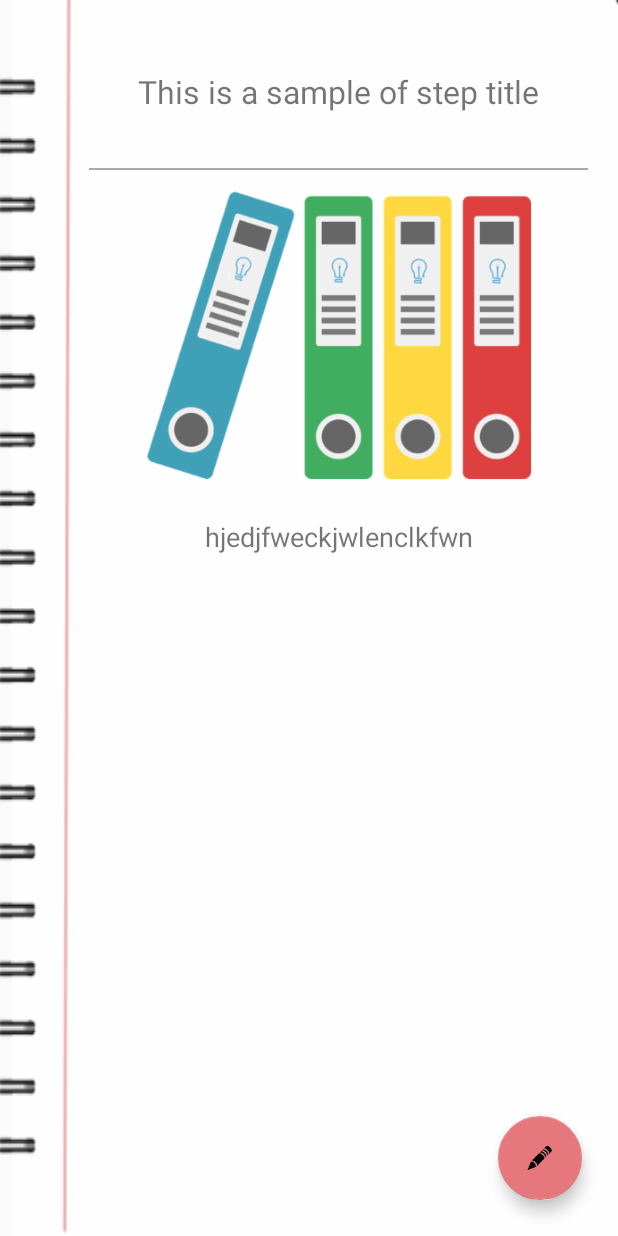
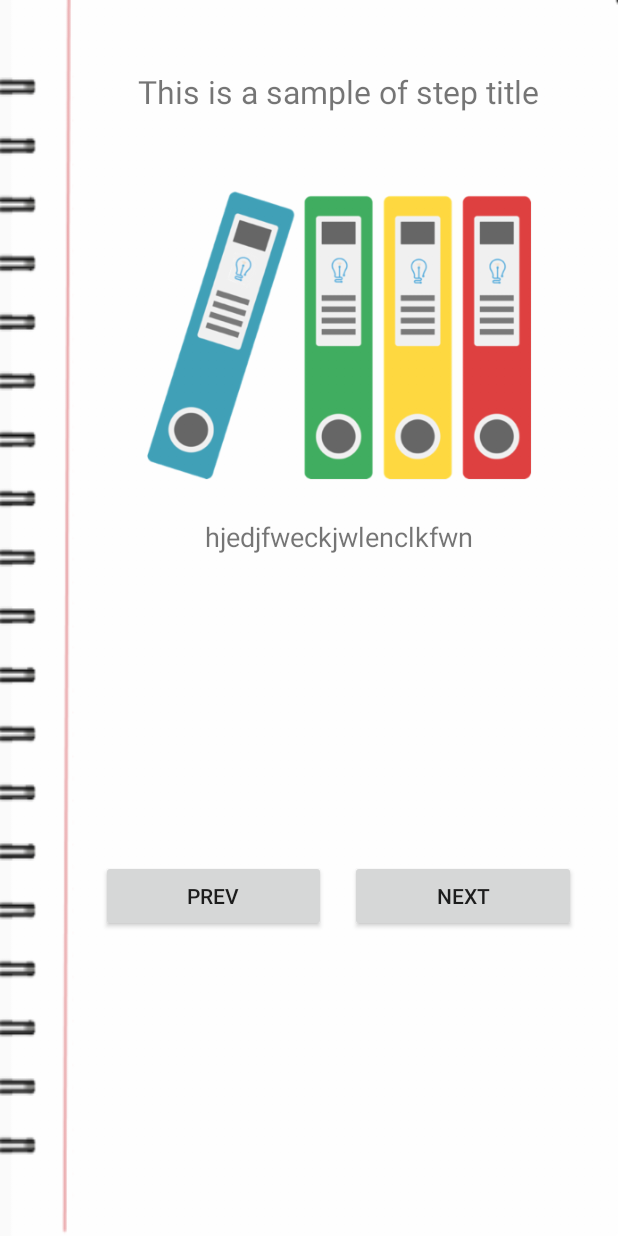
Before and after one commit to ericdgood/My-SOP, an Android app: the layout activity_step.xml on its own in the app's theme, with its tools: preview values and no code run, on a phone screen of 412 x 824 dp. Run offline under Robolectric (Android 15) with nearby library versions, the phone set to English and light mode, and no system bars.

Commit message:
Feat: Removed edit fab from page

```diff
--- a/app/src/main/res/layout/activity_step.xml
+++ b/app/src/main/res/layout/activity_step.xml
@@ -28,17 +28,6 @@
         app:layout_constraintTop_toTopOf="parent"
         tools:text="This is a sample of step title" />
 
-    <View
-        android:layout_width="0dp"
-        android:layout_height="1dp"
-        android:layout_marginLeft="12dp"
-        android:layout_marginRight="12dp"
-        android:background="@android:color/darker_gray"
-        app:layout_constraintBottom_toTopOf="@id/guideline2"
-        app:layout_constraintLeft_toRightOf="@id/guideline"
-        app:layout_constraintRight_toRightOf="parent"/>
-
-
     <ImageView
         android:id="@+id/imageview_step_picture"
         android:layout_width="wrap_content"
@@ -61,15 +50,6 @@
         app:layout_constraintRight_toRightOf="parent"
         app:layout_constraintTop_toBottomOf="@id/imageview_step_picture"/>
 
-    <android.support.design.widget.FloatingActionButton
-        android:id="@+id/fab_step_edit"
-        android:layout_width="wrap_content"
-        android:layout_height="wrap_content"
-        android:layout_margin="16dp"
-        app:layout_constraintBottom_toBottomOf="parent"
-        app:layout_constraintRight_toRightOf="parent"
-        app:srcCompat="@drawable/ic_action_edit"/>
-
     <android.support.constraint.Guideline
         android:id="@+id/guideline"
         android:layout_width="1dp"
@@ -77,4 +57,31 @@
         android:orientation="vertical"
         app:layout_constraintGuide_percent="0.1" />
 
+    <LinearLayout
+        android:layout_width="0dp"
+        android:layout_height="wrap_content"
+        android:layout_margin="12dp"
+        app:layout_constraintBottom_toBottomOf="parent"
+        app:layout_constraintLeft_toRightOf="@id/guideline"
+        app:layout_constraintRight_toRightOf="parent"
+        app:layout_constraintTop_toBottomOf="@id/textview_step_description">
+
+    <Button
+        android:id="@+id/button_page_prev"
+        android:layout_width="wrap_content"
+        android:layout_height="wrap_content"
+        android:layout_margin="8dp"
+        android:layout_weight="1"
+        android:text="prev"/>
+
+        <Button
+            android:id="@+id/button_page_next"
+            android:layout_width="wrap_content"
+            android:layout_height="wrap_content"
+            android:layout_margin="8dp"
+            android:layout_weight="1"
+            android:text="next"/>
+
+    </LinearLayout>
+
 </android.support.constraint.ConstraintLayout>
```
Also changed, not shown: app/src/main/java/mysop/pia/com/Steps/StepActivity.java (+23 -7 lines), app/src/main/res/menu/navigation.xml (deleted, +0 -19 lines).
